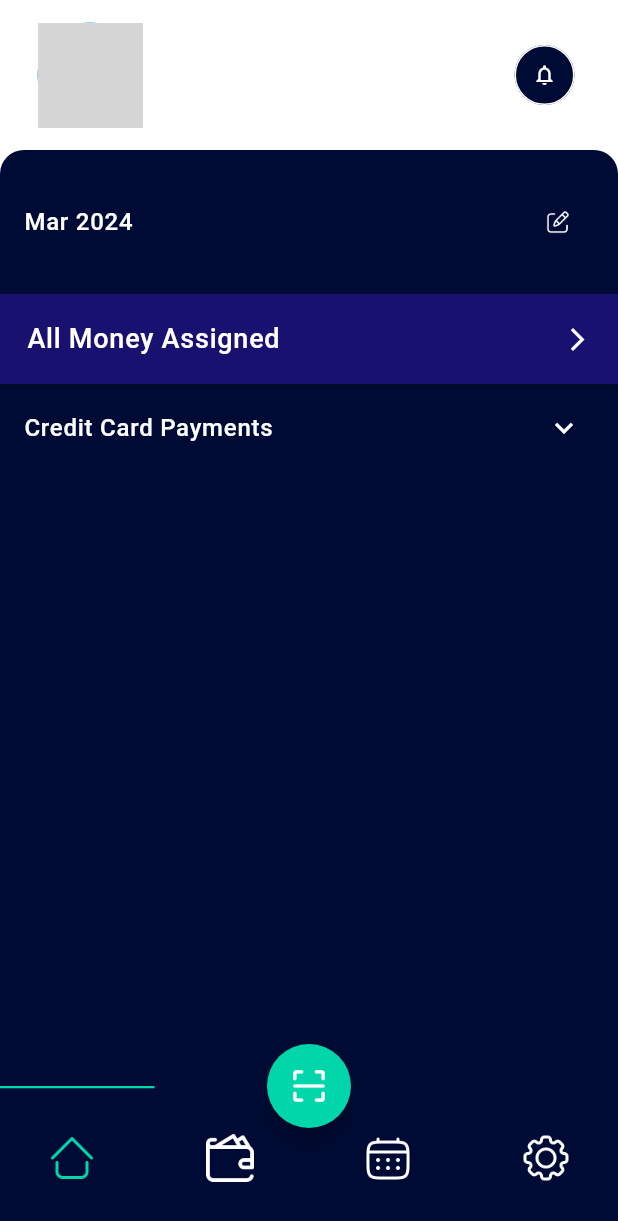
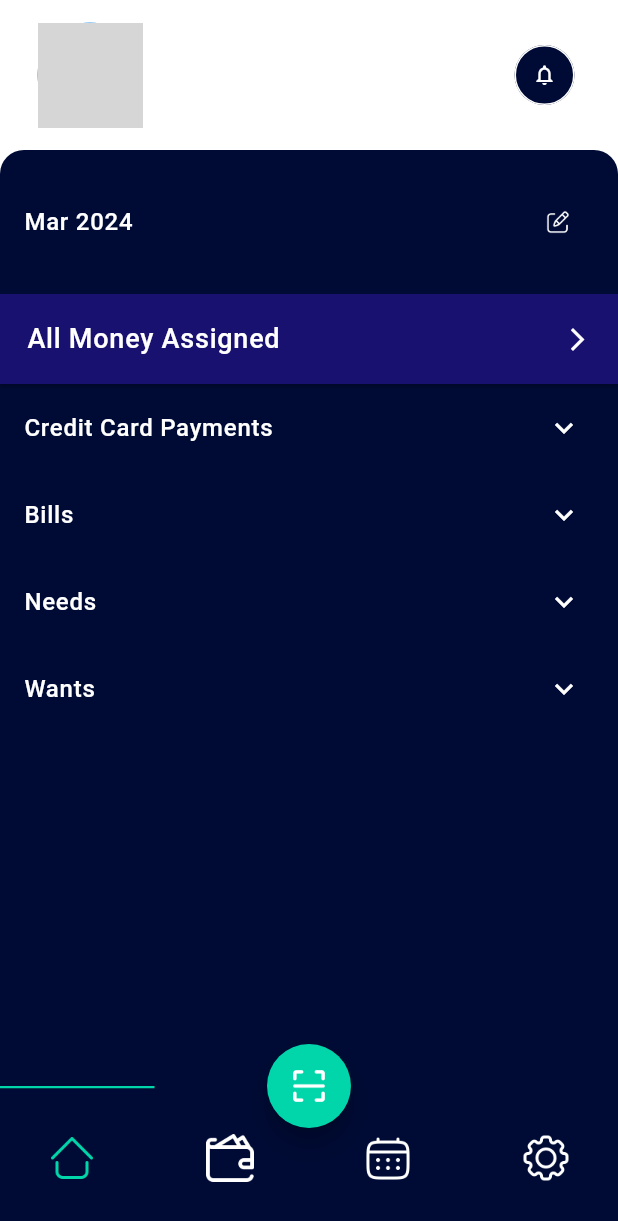
Before and after one commit to AbdElrahmanaymen/Budgetly, a Flutter app: the AppScreen screen opened by its route, on a phone screen of 412 x 824 dp. Shown: the top 1221 px of the screen. Run offline on Flutter 3.47's test engine with Material 3 defaults, Android fonts, the phone set to English and light mode, and no system bars; our stand-ins replace dropdown_button2, flutter_bloc, flutter_svg, freezed_annotation, get_it, injectable and 1 more; missing offline and left inert: dart:ffi; network calls fail; project files that could hold a hidden picture were left out; grey boxes are pictures that could not be loaded.

Commit message:
Update home_screen.dart

```diff
--- a/lib/presentation/home/home_screen.dart
+++ b/lib/presentation/home/home_screen.dart
@@ -8,7 +8,7 @@ class HomeScreen extends StatelessWidget {
 
   @override
   Widget build(BuildContext context) {
-    return Column(
+    return ListView(
       children: [
         const HomeHeader(),
         BudgetlyButtons.settingsButton(
@@ -20,10 +20,32 @@ class HomeScreen extends StatelessWidget {
           paddingSize: 18,
           icon: Icons.arrow_forward_ios,
         ),
-        HomeTile(
+        const HomeTile(
           title: 'Credit Card Payments',
           data: {
             'Christopher Credit': '2,000RM',
+          },
+        ),
+        const HomeTile(
+          title: 'Bills',
+          data: {
+            'Rent': '700RM',
+            'Utilities': '700RM',
+            'Internet': '0RM',
+          },
+        ),
+        const HomeTile(
+          title: 'Needs',
+          data: {
+            'Groceries': '0RM',
+            'Rideshare': '0RM',
+            'Train/Bus fare': '0RM',
+          },
+        ),
+        const HomeTile(
+          title: 'Wants',
+          data: {
+            'Entertainment': '0RM',
           },
         ),
       ],
@@ -65,6 +87,7 @@ class HomeTile extends StatelessWidget {
           child: ListView.builder(
             shrinkWrap: true,
             itemCount: data.length,
+            itemExtent: 50,
             itemBuilder: (context, index) {
               return Row(
                 mainAxisAlignment: MainAxisAlignment.spaceBetween,
```
